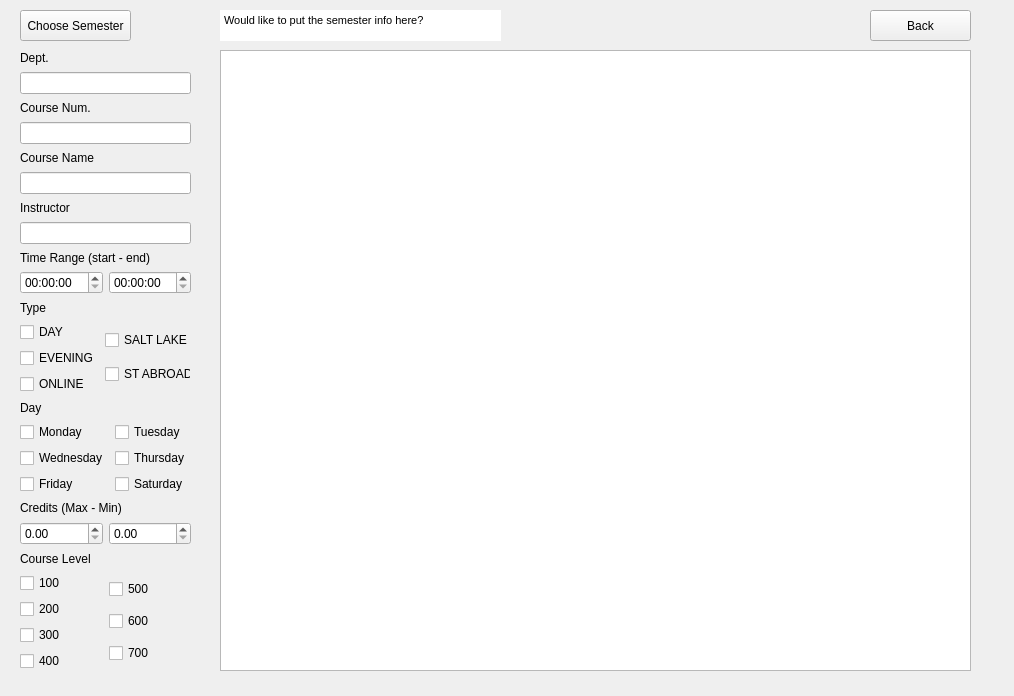
Old version of the form gui/assets/full_ui_new.ui in the repository rcxwhiz/mymap-access-test.
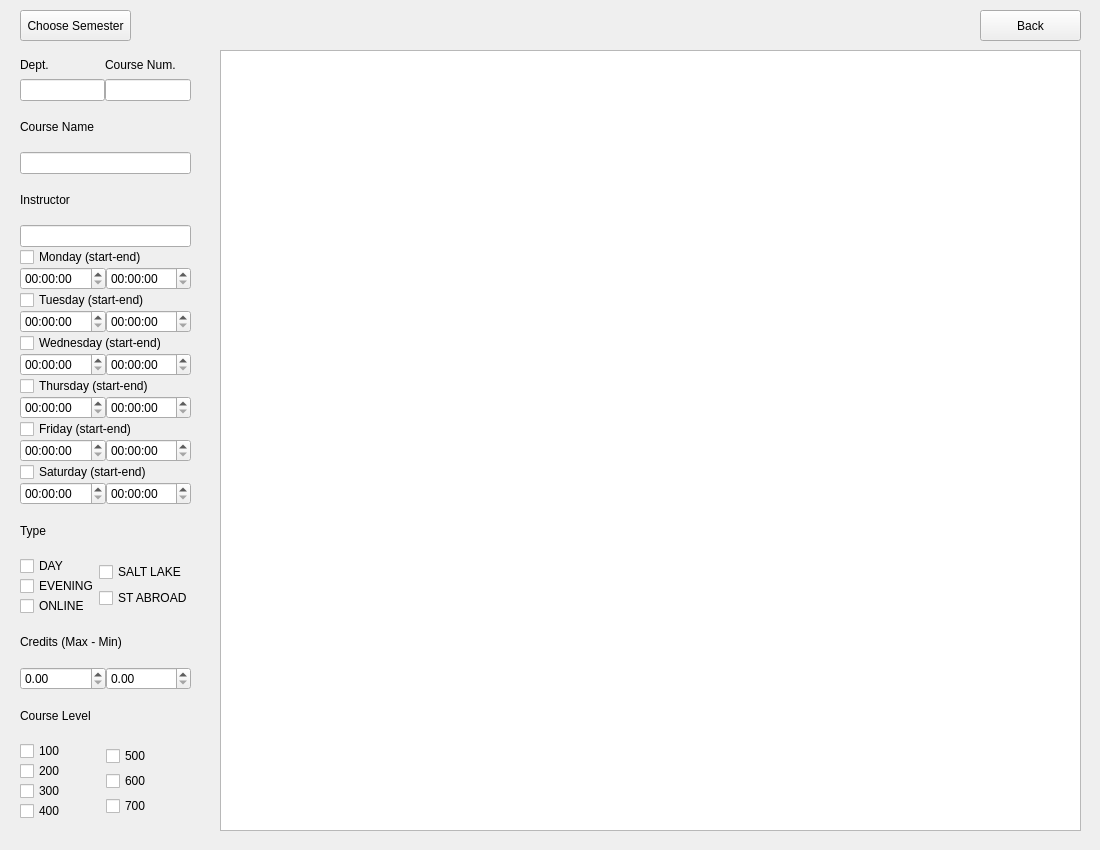
New version of the form. The open tabs and pages were chosen to show the change.

Diff of the .ui file:
```diff
--- a/gui/assets/full_ui_new.ui
+++ b/gui/assets/full_ui_new.ui
@@ -6,8 +6,8 @@
    <rect>
     <x>0</x>
     <y>0</y>
-    <width>1014</width>
-    <height>696</height>
+    <width>1100</width>
+    <height>850</height>
    </rect>
   </property>
   <property name="windowTitle">
@@ -19,8 +19,8 @@
      <rect>
       <x>10</x>
       <y>10</y>
-      <width>981</width>
-      <height>681</height>
+      <width>1081</width>
+      <height>821</height>
      </rect>
     </property>
     <property name="currentIndex">
@@ -32,8 +32,8 @@
        <rect>
         <x>210</x>
         <y>40</y>
-        <width>751</width>
-        <height>621</height>
+        <width>861</width>
+        <height>781</height>
        </rect>
       </property>
       <property name="sizeAdjustPolicy">
@@ -55,58 +55,53 @@
        <number>0</number>
       </property>
      </widget>
-     <widget class="QTextBrowser" name="semesterDisplay">
-      <property name="geometry">
-       <rect>
-        <x>210</x>
-        <y>0</y>
-        <width>281</width>
-        <height>31</height>
-       </rect>
-      </property>
-      <property name="frameShape">
-       <enum>QFrame::NoFrame</enum>
-      </property>
-      <property name="frameShadow">
-       <enum>QFrame::Plain</enum>
-      </property>
-      <property name="html">
-       <string>&lt;!DOCTYPE HTML PUBLIC &quot;-//W3C//DTD HTML 4.0//EN&quot; &quot;http://www.w3.org/TR/REC-html40/strict.dtd&quot;&gt;
-&lt;html&gt;&lt;head&gt;&lt;meta name=&quot;qrichtext&quot; content=&quot;1&quot; /&gt;&lt;style type=&quot;text/css&quot;&gt;
-p, li { white-space: pre-wrap; }
-&lt;/style&gt;&lt;/head&gt;&lt;body style=&quot; font-family:'MS Shell Dlg 2'; font-size:8.25pt; font-weight:400; font-style:normal;&quot;&gt;
-&lt;p style=&quot; margin-top:0px; margin-bottom:0px; margin-left:0px; margin-right:0px; -qt-block-indent:0; text-indent:0px;&quot;&gt;Would like to put the semester info here?&lt;/p&gt;&lt;/body&gt;&lt;/html&gt;</string>
-      </property>
-     </widget>
      <widget class="QWidget" name="verticalLayoutWidget">
       <property name="geometry">
        <rect>
         <x>10</x>
         <y>40</y>
         <width>171</width>
-        <height>621</height>
+        <height>771</height>
        </rect>
       </property>
       <layout class="QVBoxLayout" name="searchCol_3">
+       <property name="spacing">
+        <number>0</number>
+       </property>
+       <property name="sizeConstraint">
+        <enum>QLayout::SetDefaultConstraint</enum>
+       </property>
        <item>
-        <widget class="QLabel" name="deptLabel_3">
-         <property name="text">
-          <string>Dept.</string>
-         </property>
-        </widget>
-       </item>
-       <item>
-        <widget class="QLineEdit" name="deptLineEdit_3"/>
-       </item>
-       <item>
-        <widget class="QLabel" name="courseNumLabel_3">
-         <property name="text">
-          <string>Course Num.</string>
-         </property>
-        </widget>
-       </item>
-       <item>
-        <widget class="QLineEdit" name="courseNumLineEdit_3"/>
+        <layout class="QHBoxLayout" name="horizontalLayout_2">
+         <item>
+          <layout class="QVBoxLayout" name="verticalLayout_11">
+           <item>
+            <widget class="QLabel" name="deptLabel_3">
+             <property name="text">
+              <string>Dept.</string>
+             </property>
+            </widget>
+           </item>
+           <item>
+            <widget class="QLineEdit" name="deptLineEdit_3"/>
+           </item>
+          </layout>
+         </item>
+         <item>
+          <layout class="QVBoxLayout" name="verticalLayout_13">
+           <item>
+            <widget class="QLabel" name="courseNumLabel_3">
+             <property name="text">
+              <string>Course Num.</string>
+             </property>
+            </widget>
+           </item>
+           <item>
+            <widget class="QLineEdit" name="courseNumLineEdit_3"/>
+           </item>
+          </layout>
+         </item>
+        </layout>
        </item>
        <item>
         <widget class="QLabel" name="courseNameLabel_3">
@@ -129,19 +124,132 @@
         <widget class="QLineEdit" name="instructorLineEdit_3"/>
        </item>
        <item>
-        <widget class="QLabel" name="label_3">
-         <property name="text">
-          <string>Time Range (start - end)</string>
-         </property>
-        </widget>
-       </item>
-       <item>
-        <layout class="QHBoxLayout" name="horizontalLayout_2">
+        <layout class="QVBoxLayout" name="verticalLayout_10">
          <item>
-          <widget class="QTimeEdit" name="timeEdit"/>
+          <layout class="QVBoxLayout" name="verticalLayout_4">
+           <item>
+            <widget class="QCheckBox" name="monCheck">
+             <property name="text">
+              <string>Monday (start-end)</string>
+             </property>
+            </widget>
+           </item>
+           <item>
+            <layout class="QHBoxLayout" name="horizontalLayout_3">
+             <item>
+              <widget class="QTimeEdit" name="monTimeS"/>
+             </item>
+             <item>
+              <widget class="QTimeEdit" name="monTimeE"/>
+             </item>
+            </layout>
+           </item>
+          </layout>
          </item>
          <item>
-          <widget class="QTimeEdit" name="timeEdit_2"/>
+          <layout class="QVBoxLayout" name="verticalLayout_5">
+           <item>
+            <widget class="QCheckBox" name="tueCheck">
+             <property name="text">
+              <string>Tuesday (start-end)</string>
+             </property>
+            </widget>
+           </item>
+           <item>
+            <layout class="QHBoxLayout" name="horizontalLayout_4">
+             <item>
+              <widget class="QTimeEdit" name="tueTimeS"/>
+             </item>
+             <item>
+              <widget class="QTimeEdit" name="tueTimeE"/>
+             </item>
+            </layout>
+           </item>
+          </layout>
+         </item>
+         <item>
+          <layout class="QVBoxLayout" name="verticalLayout_6">
+           <item>
+            <widget class="QCheckBox" name="wedCheck">
+             <property name="text">
+              <string>Wednesday (start-end)</string>
+             </property>
+            </widget>
+           </item>
+           <item>
+            <layout class="QHBoxLayout" name="horizontalLayout_5">
+             <item>
+              <widget class="QTimeEdit" name="wedTimeS"/>
+             </item>
+             <item>
+              <widget class="QTimeEdit" name="wedTimeE"/>
+             </item>
+            </layout>
+           </item>
+          </layout>
+         </item>
+         <item>
+          <layout class="QVBoxLayout" name="verticalLayout_7">
+           <item>
+            <widget class="QCheckBox" name="thurCheck">
+             <property name="text">
+              <string>Thursday (start-end)</string>
+             </property>
+            </widget>
+           </item>
+           <item>
+            <layout class="QHBoxLayout" name="horizontalLayout_6">
+             <item>
+              <widget class="QTimeEdit" name="thurTimeS"/>
+             </item>
+             <item>
+              <widget class="QTimeEdit" name="thuTimeE"/>
+             </item>
+            </layout>
+           </item>
+          </layout>
+         </item>
+         <item>
+          <layout class="QVBoxLayout" name="verticalLayout_8">
+           <item>
+            <widget class="QCheckBox" name="friCheck">
+             <property name="text">
+              <string>Friday (start-end)</string>
+             </property>
+            </widget>
+           </item>
+           <item>
+            <layout class="QHBoxLayout" name="horizontalLayout_10">
+             <item>
+              <widget class="QTimeEdit" name="friTimeS"/>
+             </item>
+             <item>
+              <widget class="QTimeEdit" name="friTimeE"/>
+             </item>
+            </layout>
+           </item>
+          </layout>
+         </item>
+         <item>
+          <layout class="QVBoxLayout" name="verticalLayout_9">
+           <item>
+            <widget class="QCheckBox" name="satCheck">
+             <property name="text">
+              <string>Saturday (start-end)</string>
+             </property>
+            </widget>
+           </item>
+           <item>
+            <layout class="QHBoxLayout" name="horizontalLayout_11">
+             <item>
+              <widget class="QTimeEdit" name="satTimeS"/>
+             </item>
+             <item>
+              <widget class="QTimeEdit" name="satTimeE"/>
+             </item>
+            </layout>
+           </item>
+          </layout>
          </item>
         </layout>
        </item>
@@ -199,67 +307,6 @@
          </item>
         </layout>
        </item>
-       <item>
-        <widget class="QLabel" name="dayLabel_3">
-         <property name="text">
-          <string>Day</string>
-         </property>
-        </widget>
-       </item>
-       <item>
-        <layout class="QHBoxLayout" name="horizontalLayout_7">
-         <item>
-          <layout class="QVBoxLayout" name="verticalLayout_13">
-           <item>
-            <widget class="QCheckBox" name="mondayBox_3">
-             <property name="text">
-              <string>Monday</string>
-             </property>
-            </widget>
-           </item>
-           <item>
-            <widget class="QCheckBox" name="wednesdayBox_3">
-             <property name="text">
-              <string>Wednesday</string>
-             </property>
-            </widget>
-           </item>
-           <item>
-            <widget class="QCheckBox" name="fridayBox_3">
-             <property name="text">
-              <string>Friday</string>
-             </property>
-            </widget>
-           </item>
-          </layout>
-         </item>
-         <item>
-          <layout class="QVBoxLayout" name="verticalLayout_14">
-           <item>
-            <widget class="QCheckBox" name="tuesdayBox_3">
-             <property name="text">
-              <string>Tuesday</string>
-             </property>
-            </widget>
-           </item>
-           <item>
-            <widget class="QCheckBox" name="thursdayBox_3">
-             <property name="text">
-              <string>Thursday</string>
-             </property>
-            </widget>
-           </item>
-           <item>
-            <widget class="QCheckBox" name="saturdayBox_3">
-             <property name="text">
-              <string>Saturday</string>
-             </property>
-            </widget>
-           </item>
-          </layout>
-         </item>
-        </layout>
-       </item>
        <item>
         <widget class="QLabel" name="creditsLabel_3">
          <property name="text">
@@ -350,7 +397,7 @@
      <widget class="QPushButton" name="backButton">
       <property name="geometry">
        <rect>
-        <x>860</x>
+        <x>970</x>
         <y>0</y>
         <width>101</width>
         <height>31</height>
```
Left out of the diff: 28 changed lines with no effect on the pictures.
